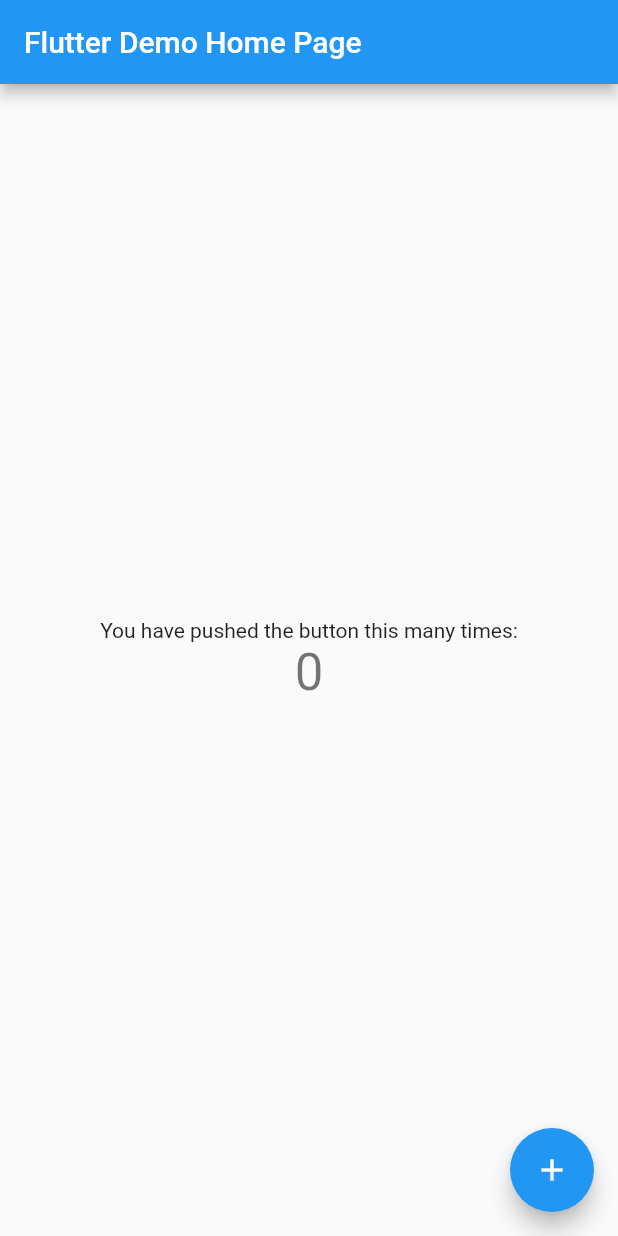
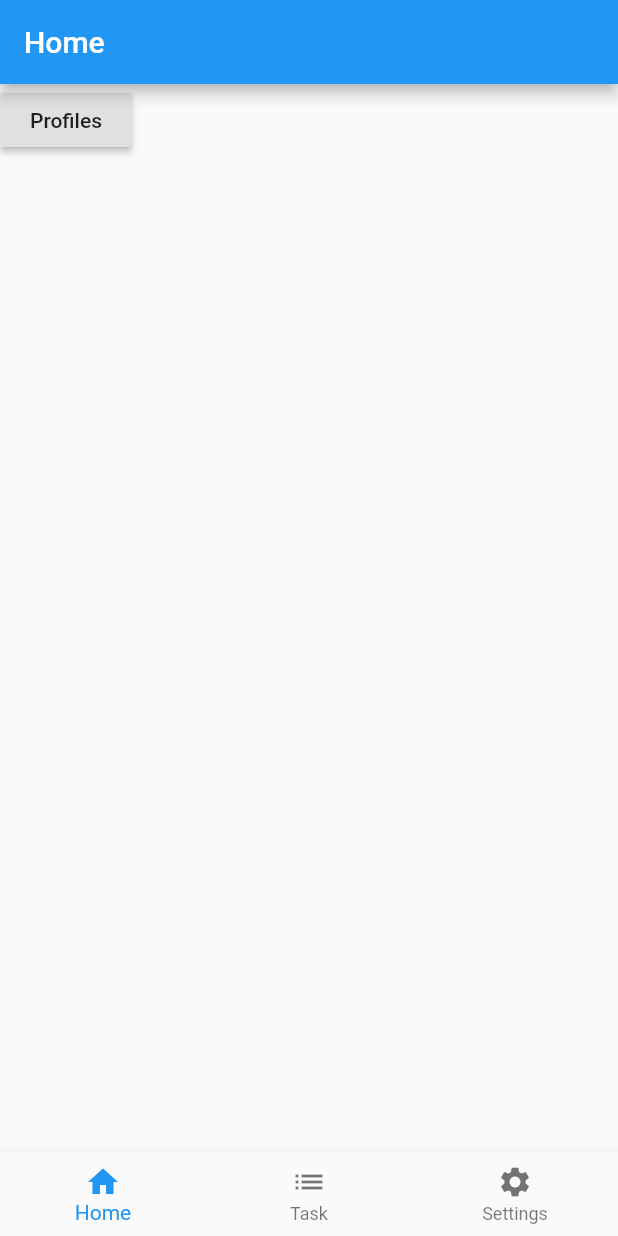
Before and after one commit to imcaaarl/flutter_basefile, a Flutter app: the screen it shows after launch, on a phone screen of 412 x 824 dp. Run offline on Flutter 3.47's test engine with Material 2 defaults, Android fonts, the phone set to English and light mode, and no system bars.

Commit message:
Setup nav demo

```diff
--- a/base/lib/main.dart
+++ b/base/lib/main.dart
@@ -1,111 +1,61 @@
 import 'package:flutter/material.dart';
+
+import './pages/Home.dart';
+import './pages/Task.dart';
+import './pages/Settings.dart';
 
 void main() => runApp(MyApp());
 
 class MyApp extends StatelessWidget {
-  // This widget is the root of your application.
   @override
   Widget build(BuildContext context) {
     return MaterialApp(
-      title: 'Flutter Demo',
-      theme: ThemeData(
-        // This is the theme of your application.
-        //
-        // Try running your application with "flutter run". You'll see the
-        // application has a blue toolbar. Then, without quitting the app, try
-        // changing the primarySwatch below to Colors.green and then invoke
-        // "hot reload" (press "r" in the console where you ran "flutter run",
-        // or simply save your changes to "hot reload" in a Flutter IDE).
-        // Notice that the counter didn't reset back to zero; the application
-        // is not restarted.
-        primarySwatch: Colors.blue,
-      ),
-      home: MyHomePage(title: 'Flutter Demo Home Page'),
+       theme: ThemeData(primarySwatch: Colors.blue),
+       home: Home(),
     );
   }
 }
 
-class MyHomePage extends StatefulWidget {
-  MyHomePage({Key key, this.title}) : super(key: key);
-
-  // This widget is the home page of your application. It is stateful, meaning
-  // that it has a State object (defined below) that contains fields that affect
-  // how it looks.
-
-  // This class is the configuration for the state. It holds the values (in this
-  // case the title) provided by the parent (in this case the App widget) and
-  // used by the build method of the State. Fields in a Widget subclass are
-  // always marked "final".
-
-  final String title;
-
+class Home extends StatefulWidget {
   @override
-  _MyHomePageState createState() => _MyHomePageState();
+  _HomeState createState() => _HomeState();
 }
 
-class _MyHomePageState extends State<MyHomePage> {
-  int _counter = 0;
+class _HomeState extends State<Home> {
+  int _selectedPage = 0;
 
-  void _incrementCounter() {
-    setState(() {
-      // This call to setState tells the Flutter framework that something has
-      // changed in this State, which causes it to rerun the build method below
-      // so that the display can reflect the updated values. If we changed
-      // _counter without calling setState(), then the build method would not be
-      // called again, and so nothing would appear to happen.
-      _counter++;
-    });
-  }
+  final _pageOptions = [
+      HomePage(),
+      TaskPage(),
+      SettingsPage(),
+  ];
 
   @override
   Widget build(BuildContext context) {
-    // This method is rerun every time setState is called, for instance as done
-    // by the _incrementCounter method above.
-    //
-    // The Flutter framework has been optimized to make rerunning build methods
-    // fast, so that you can just rebuild anything that needs updating rather
-    // than having to individually change instances of widgets.
     return Scaffold(
-      appBar: AppBar(
-        // Here we take the value from the MyHomePage object that was created by
-        // the App.build method, and use it to set our appbar title.
-        title: Text(widget.title),
-      ),
-      body: Center(
-        // Center is a layout widget. It takes a single child and positions it
-        // in the middle of the parent.
-        child: Column(
-          // Column is also layout widget. It takes a list of children and
-          // arranges them vertically. By default, it sizes itself to fit its
-          // children horizontally, and tries to be as tall as its parent.
-          //
-          // Invoke "debug painting" (press "p" in the console, choose the
-          // "Toggle Debug Paint" action from the Flutter Inspector in Android
-          // Studio, or the "Toggle Debug Paint" command in Visual Studio Code)
-          // to see the wireframe for each widget.
-          //
-          // Column has various properties to control how it sizes itself and
-          // how it positions its children. Here we use mainAxisAlignment to
-          // center the children vertically; the main axis here is the vertical
-          // axis because Columns are vertical (the cross axis would be
-          // horizontal).
-          mainAxisAlignment: MainAxisAlignment.center,
-          children: <Widget>[
-            Text(
-              'You have pushed the button this many times:',
-            ),
-            Text(
-              '$_counter',
-              style: Theme.of(context).textTheme.display1,
-            ),
-          ],
+      appBar: AppBar(title: Text("Home"),),
+      body: _pageOptions[_selectedPage],
+      bottomNavigationBar: BottomNavigationBar(
+        currentIndex: _selectedPage,
+        onTap: (int index){
+        setState(() {
+           _selectedPage = index;
+        });
+      },
+      items: [
+        BottomNavigationBarItem(
+          icon: Icon(Icons.home),
+          title: Text("Home")
         ),
-      ),
-      floatingActionButton: FloatingActionButton(
-        onPressed: _incrementCounter,
-        tooltip: 'Increment',
-        child: Icon(Icons.add),
-      ), // This trailing comma makes auto-formatting nicer for build methods.
+        BottomNavigationBarItem(
+          icon: Icon(Icons.list),
+          title: Text("Task")
+        ),
+        BottomNavigationBarItem(
+          icon: Icon(Icons.settings),
+          title: Text("Settings")
+        )
+      ],),
     );
   }
 }
--- /dev/null
+++ b/base/lib/pages/Home.dart
@@ -0,0 +1,27 @@
+import 'package:flutter/material.dart';
+
+class HomePage extends StatelessWidget {
+  @override
+  Widget build(BuildContext context) {
+    return Container(
+      child: RaisedButton(
+        child: Text("Profiles"),
+        onPressed: () {
+          Navigator.push(
+            context,
+            MaterialPageRoute(builder: (context) => Profile()),
+          );
+        },
+      ),
+    );
+  }
+}
+
+class Profile extends StatelessWidget {
+  @override
+  Widget build(BuildContext context) {
+    return Container(
+      child: Text("Profile Page"),
+    );
+  }
+}
```
Also changed, not shown: base/lib/pages/Settings.dart (added, +10 -0 lines), base/lib/pages/Task.dart (added, +10 -0 lines), base/pubspec.lock.
